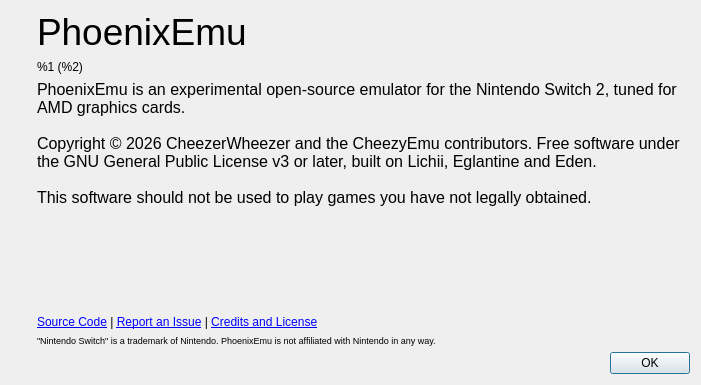
First picture: the form in src/phoenix/aboutdialog.ui, repository Darkfiredoom/PhoenixEmu, before the edit.
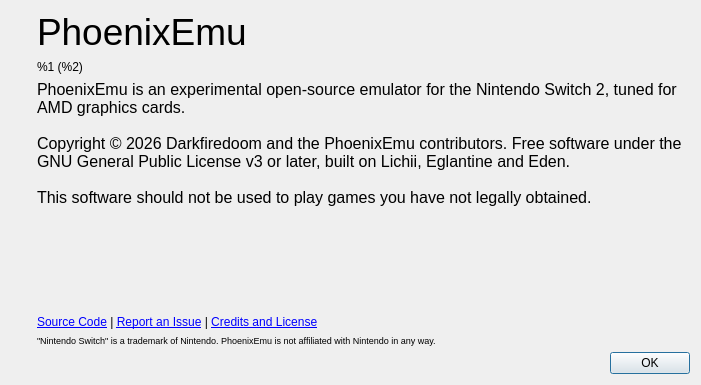
Second picture: the form after the edit. Icons and pictures are not drawn.

Commit message:
Appearance window, icon pack fallback, shader recipe menu, FSR button for all games
Customize > Appearance replaces Signature Styles with one window for theme,
colours and button shape. Games without a picture take one from an icon_pack
folder by title. The game menu can record a shader recipe from the player's
pipeline cache or add a recipe file. The FSR button shows the FSR scaling
filter for games without an upscaler of their own. Also includes the quick
menu overlay, pipeline visualizer and other pending work in the tree.

The edit to the form file:
```diff
--- a/src/phoenix/aboutdialog.ui
+++ b/src/phoenix/aboutdialog.ui
@@ -102,7 +102,7 @@
 li.unchecked::marker { content: &quot;\2610&quot;; }
 li.checked::marker { content: &quot;\2612&quot;; }
 &lt;/style&gt;&lt;/head&gt;&lt;body style=&quot; font-family:'Noto Sans'; font-size:9pt; font-weight:400; font-style:normal;&quot;&gt;
-&lt;p style=&quot; margin-top:0px; margin-bottom:0px; margin-left:0px; margin-right:0px; -qt-block-indent:0; text-indent:0px;&quot;&gt;&lt;span style=&quot; font-family:'MS Shell Dlg 2'; font-size:12pt;&quot;&gt;PhoenixEmu is an experimental open-source emulator for the Nintendo Switch 2, tuned for AMD graphics cards.&lt;br /&gt;&lt;br /&gt;Copyright © 2026 CheezerWheezer and the CheezyEmu contributors. Free software under the GNU General Public License v3 or later, built on Lichii, Eglantine and Eden.&lt;br /&gt;&lt;br /&gt;This software should not be used to play games you have not legally obtained.&lt;/span&gt;&lt;/p&gt;&lt;/body&gt;&lt;/html&gt;</string>
+&lt;p style=&quot; margin-top:0px; margin-bottom:0px; margin-left:0px; margin-right:0px; -qt-block-indent:0; text-indent:0px;&quot;&gt;&lt;span style=&quot; font-family:'MS Shell Dlg 2'; font-size:12pt;&quot;&gt;PhoenixEmu is an experimental open-source emulator for the Nintendo Switch 2, tuned for AMD graphics cards.&lt;br /&gt;&lt;br /&gt;Copyright © 2026 Darkfiredoom and the PhoenixEmu contributors. Free software under the GNU General Public License v3 or later, built on Lichii, Eglantine and Eden.&lt;br /&gt;&lt;br /&gt;This software should not be used to play games you have not legally obtained.&lt;/span&gt;&lt;/p&gt;&lt;/body&gt;&lt;/html&gt;</string>
          </property>
          <property name="alignment">
           <set>Qt::AlignmentFlag::AlignLeading|Qt::AlignmentFlag::AlignLeft|Qt::AlignmentFlag::AlignVCenter</set>
```
The commit also changes 74 other files.
